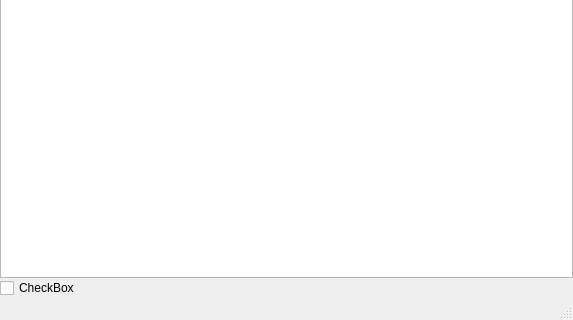
Old version of the form mainwindow.ui in the repository MuratCN/Qt-TreeView-Example; both pictures show x 0 to 573 and y 148 to 468 of the 573 by 468 pixel window.
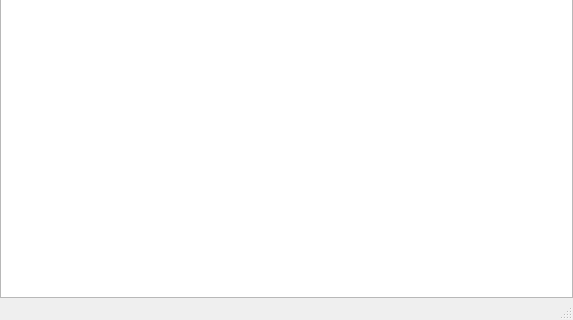
New version of the form.

Commit message: tristated checkbox added

The edit to the form file:
```diff
--- a/mainwindow.ui
+++ b/mainwindow.ui
@@ -49,16 +49,6 @@
       </property>
      </widget>
     </item>
-    <item>
-     <widget class="QCheckBox" name="checkBox">
-      <property name="text">
-       <string>CheckBox</string>
-      </property>
-      <property name="tristate">
-       <bool>true</bool>
-      </property>
-     </widget>
-    </item>
    </layout>
   </widget>
   <widget class="QMenuBar" name="menubar">
```
Left out of the diff: 2 changed lines with no effect on the pictures. The commit also changes 3 other files.
